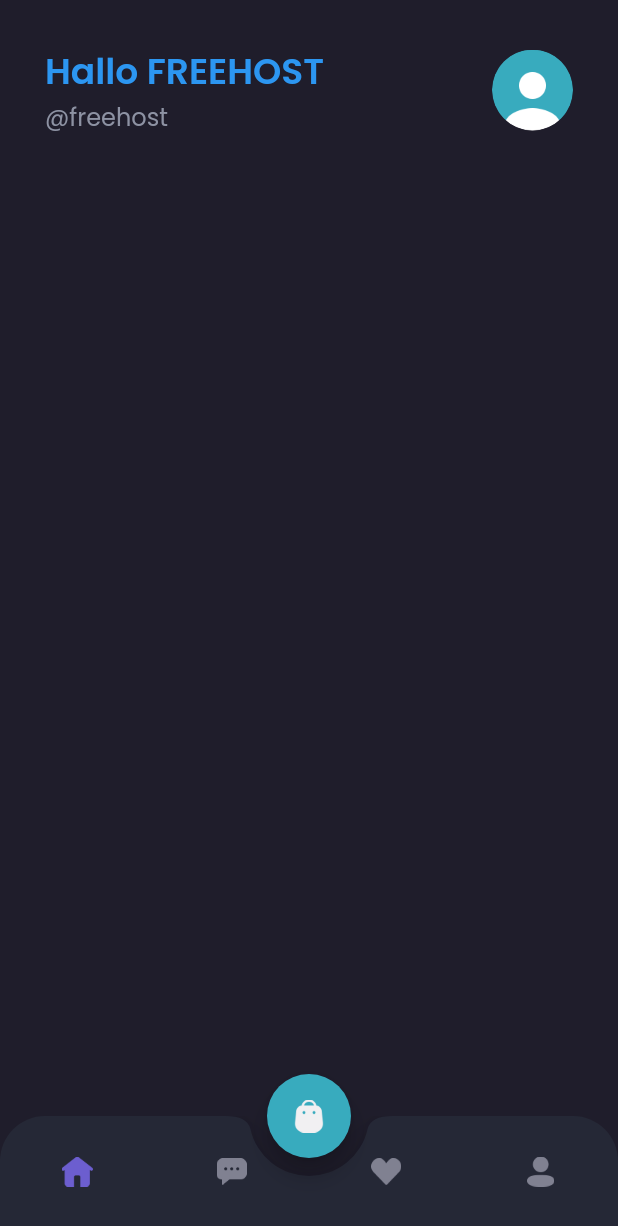
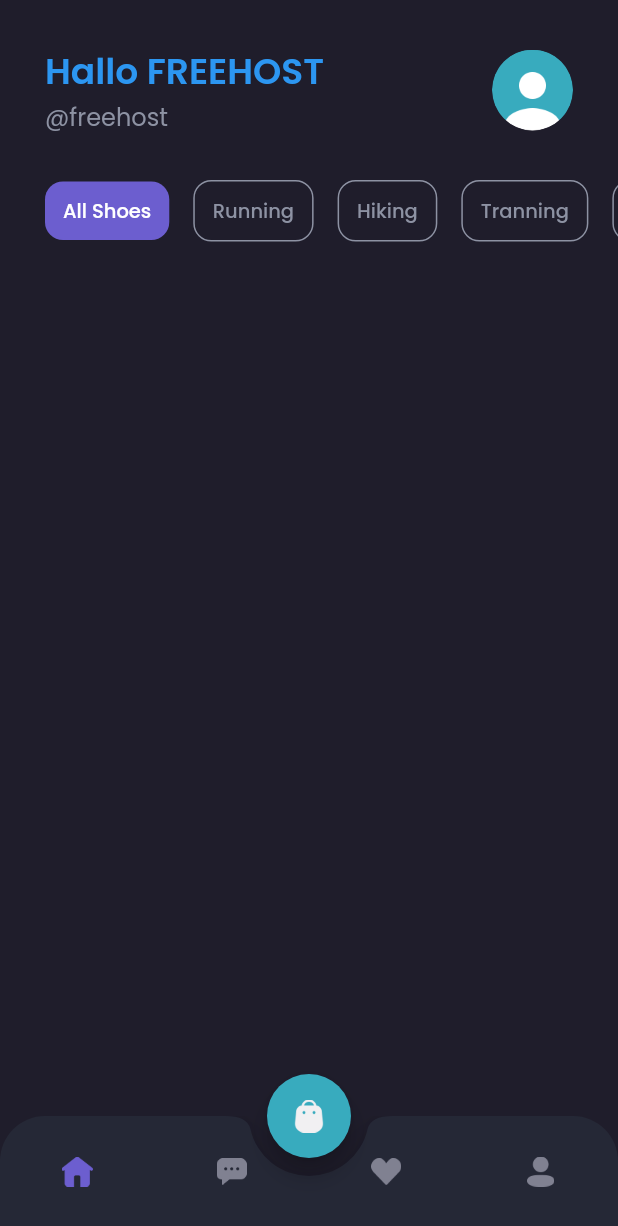
Before and after one commit to darmariduan/shamo-mobile, a Flutter app: the MainPage screen opened by its route, on a phone screen of 412 x 824 dp. Shown: the top 1226 px of the screen. Run offline on Flutter 3.47's test engine with Material 3 defaults, Android fonts, the phone set to English and light mode, and no system bars; our stand-ins replace google_fonts.

Commit message:
14-Home Page Bagian Categories

```diff
--- a/lib/pages/home/home_page.dart
+++ b/lib/pages/home/home_page.dart
@@ -51,9 +51,139 @@
       );
     }
 
+    Widget categories() {
+      return Container(
+        margin: EdgeInsets.only(
+          top: defaultMargin,
+        ),
+        child: SingleChildScrollView(
+          scrollDirection: Axis.horizontal,
+          child: Row(
+            children: [
+              SizedBox(
+                width: defaultMargin,
+              ),
+              Container(
+                padding: EdgeInsets.symmetric(
+                  horizontal: 12,
+                  vertical: 10,
+                ),
+                margin: EdgeInsets.only(
+                  right: 16,
+                ),
+                decoration: BoxDecoration(
+                    borderRadius: BorderRadius.circular(12),
+                    color: primaryColor),
+                child: Text(
+                  'All Shoes',
+                  style: primaryTextStyle.copyWith(
+                    fontSize: 13,
+                    fontWeight: medium,
+                  ),
+                ),
+              ),
+              Container(
+                padding: EdgeInsets.symmetric(
+                  horizontal: 12,
+                  vertical: 10,
+                ),
+                margin: EdgeInsets.only(
+                  right: 16,
+                ),
+                decoration: BoxDecoration(
+                  borderRadius: BorderRadius.circular(12),
+                  border: Border.all(
+                    color: subtitleColor,
+                  ),
+                  color: transparentColor,
+                ),
+                child: Text(
+                  'Running',
+                  style: subTitleStyle.copyWith(
+                    fontSize: 13,
+                    fontWeight: medium,
+                  ),
+                ),
+              ),
+              Container(
+                padding: EdgeInsets.symmetric(
+                  horizontal: 12,
+                  vertical: 10,
+                ),
+                margin: EdgeInsets.only(
+                  right: 16,
+                ),
+                decoration: BoxDecoration(
+                  borderRadius: BorderRadius.circular(12),
+                  border: Border.all(
+                    color: subtitleColor,
+                  ),
+                  color: transparentColor,
+                ),
+                child: Text(
+                  'Hiking',
+                  style: subTitleStyle.copyWith(
+                    fontSize: 13,
+                    fontWeight: medium,
+                  ),
+                ),
+              ),
+              Container(
+                padding: EdgeInsets.symmetric(
+                  horizontal: 12,
+                  vertical: 10,
+                ),
+                margin: EdgeInsets.only(
+                  right: 16,
+                ),
+                decoration: BoxDecoration(
+                  borderRadius: BorderRadius.circular(12),
+                  border: Border.all(
+                    color: subtitleColor,
+                  ),
+                  color: transparentColor,
+                ),
+                child: Text(
+                  'Tranning',
+                  style: subTitleStyle.copyWith(
+                    fontSize: 13,
+                    fontWeight: medium,
+                  ),
+                ),
+              ),
+              Container(
+                padding: EdgeInsets.symmetric(
+                  horizontal: 12,
+                  vertical: 10,
+                ),
+                margin: EdgeInsets.only(
+                  right: 16,
+                ),
+                decoration: BoxDecoration(
+                  borderRadius: BorderRadius.circular(12),
+                  border: Border.all(
+                    color: subtitleColor,
+                  ),
+                  color: transparentColor,
+                ),
+                child: Text(
+                  'Basket Ball',
+                  style: subTitleStyle.copyWith(
+                    fontSize: 13,
+                    fontWeight: medium,
+                  ),
+                ),
+              ),
+            ],
+          ),
+        ),
+      );
+    }
+
     return ListView(
       children: [
         header(),
+        categories(),
       ],
     );
   }
--- a/lib/theme.dart
+++ b/lib/theme.dart
@@ -16,6 +16,7 @@
 Color primaryTextColor = Color(0xffFFFFFF);
 Color secondaryTextColor = Color(0xff828282);
 Color subtitleColor = Color(0xff8D92A3);
+Color transparentColor = Colors.transparent;
 
 TextStyle primaryTextStyle = GoogleFonts.poppins(
   color: primaryTextColor,
```
